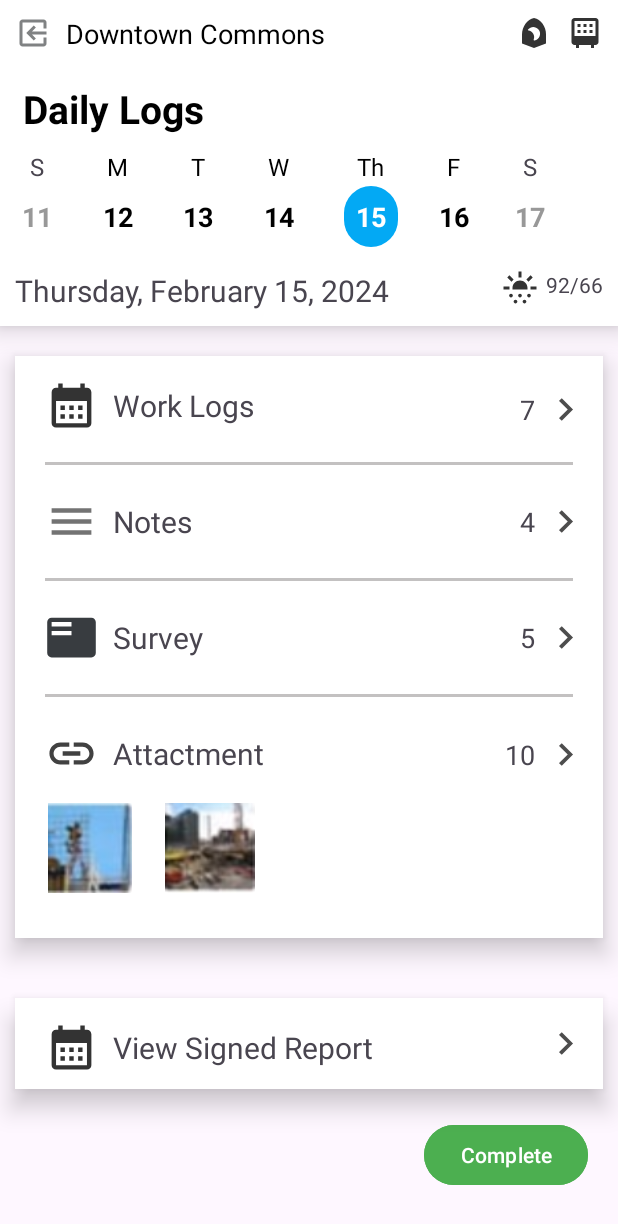
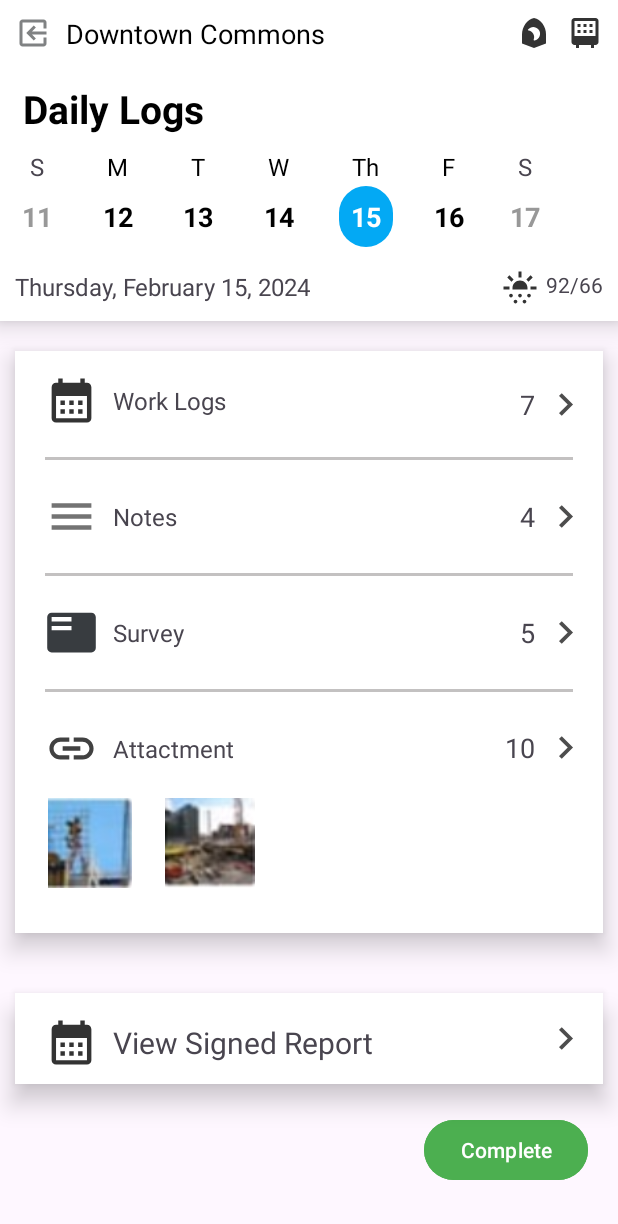
Before and after one commit to rahulmukati67/testApp1, an Android app: the Record screen opened directly, with no data from a screen before it, on a phone screen of 412 x 824 dp. Shown: the top 1224 px of the screen. Run offline under Robolectric (Android 15) with nearby library versions, the phone set to English and light mode, and no system bars.

Commit message:
Construction Job Done

```diff
--- a/app/src/main/res/layout/activity_record.xml
+++ b/app/src/main/res/layout/activity_record.xml
@@ -1,10 +1,16 @@
 <?xml version="1.0" encoding="utf-8"?>
-<androidx.constraintlayout.widget.ConstraintLayout xmlns:android="http://schemas.android.com/apk/res/android"
+<ScrollView xmlns:android="http://schemas.android.com/apk/res/android"
     xmlns:app="http://schemas.android.com/apk/res-auto"
     xmlns:tools="http://schemas.android.com/tools"
     android:layout_width="match_parent"
     android:layout_height="match_parent"
+    android:scrollbars="none"
     tools:context=".Record">
+
+    <androidx.constraintlayout.widget.ConstraintLayout
+        android:layout_width="match_parent"
+        android:layout_height="wrap_content"
+        android:paddingBottom="40dp">
 
     <androidx.constraintlayout.widget.ConstraintLayout
         android:id="@+id/const1"
@@ -191,7 +197,7 @@
                 android:layout_height="wrap_content"
                 app:layout_constraintTop_toTopOf="parent"
                 android:textSize="16sp"
-                android:layout_marginStart="45dp"
+                android:layout_marginStart="42dp"
                 android:textColor="@color/black"
                 app:layout_constraintStart_toEndOf="@+id/txtWednesday"
                 android:text="Th"/>
@@ -266,7 +272,7 @@
             android:layout_height="wrap_content"
             android:layout_marginStart="10dp"
             android:text="Monday March 25 ,2023"
-            android:textSize="20sp"
+            android:textSize="16sp"
             app:layout_constraintStart_toStartOf="parent"
             app:layout_constraintTop_toBottomOf="@+id/calendarView" />
 
@@ -321,7 +327,7 @@
             app:layout_constraintTop_toTopOf="@id/imgWorkLogs"
             app:layout_constraintBottom_toBottomOf="@id/imgWorkLogs"
             android:layout_marginStart="10dp"
-            android:textSize="20sp" />
+            android:textSize="16sp" />
 
         <ImageView
             android:id="@+id/imgMore1"
@@ -374,7 +380,7 @@
             app:layout_constraintTop_toTopOf="@id/imgNotes"
             app:layout_constraintBottom_toBottomOf="@id/imgNotes"
             android:layout_marginStart="10dp"
-            android:textSize="20sp" />
+            android:textSize="16sp" />
 
         <ImageView
             android:id="@+id/imgMore2"
@@ -426,7 +432,7 @@
             app:layout_constraintTop_toTopOf="@id/imgSurvey"
             app:layout_constraintBottom_toBottomOf="@id/imgSurvey"
             android:layout_marginStart="10dp"
-            android:textSize="20sp" />
+            android:textSize="16sp" />
 
         <ImageView
             android:id="@+id/imgMore3"
@@ -478,7 +484,7 @@
             app:layout_constraintTop_toTopOf="@id/imgAttactment"
             app:layout_constraintBottom_toBottomOf="@id/imgAttactment"
             android:layout_marginStart="10dp"
-            android:textSize="20sp" />
+            android:textSize="16sp" />
 
         <ImageView
             android:id="@+id/imgMore4"
@@ -585,4 +591,6 @@
         app:layout_constraintEnd_toEndOf="parent"
         android:layout_margin="20dp"
         android:text="Complete"/>
+
 </androidx.constraintlayout.widget.ConstraintLayout>
+</ScrollView>
```
